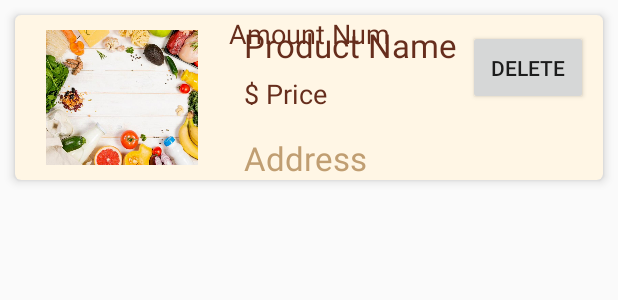
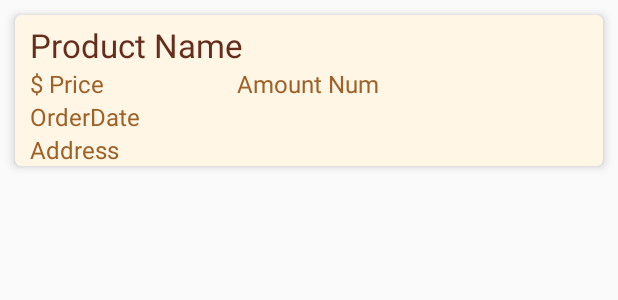
Before and after one commit to giangkhuat/Meal-Kit-delivery-app, an Android app: the layout order_card.xml on its own in the app's theme, with its tools: preview values and no code run, on a phone screen of 412 x 824 dp. Shown: the top 300 px of the screen. Run offline under Robolectric (Android 15) with nearby library versions, the phone set to English and light mode, and no system bars.

Commit message:
fixed various layouts

```diff
--- a/app/src/main/java/com/ait/mealkitdeliveryapp/adapter/orderAdapter.kt
+++ b/app/src/main/java/com/ait/mealkitdeliveryapp/adapter/orderAdapter.kt
@@ -35,9 +35,10 @@ class orderAdapter(private val context: Context?, private val uid: String) : Rec
     override fun onBindViewHolder(holder: ViewHolder, position: Int) {
         var item = orderList.get(holder.adapterPosition)
         holder.orderName.text = item.recipeName.toString()
-        holder.price.text = item.cost.toString()
-        holder.orderAmount.text = item.quantity.toString()
+        holder.price.text = "Cost: " + item.cost.toString()
+        holder.orderAmount.text = "Amt: " + item.quantity.toString()
         holder.address.text = item.address.toString()
+        holder.orderDate.text = "Order Date: " + item.dateOrder
         holder.btnDel.setOnClickListener() {
             // deleteItem(holder.adapterPosition)
         }
@@ -57,6 +58,7 @@ class orderAdapter(private val context: Context?, private val uid: String) : Rec
         var btnDel = itemView.btnDelete
         var orderAmount = itemView.tvAmount
         var address = itemView.tvAddress
+        var orderDate = itemView.tvOrderDate
     }
 
     /*
--- a/app/src/main/java/com/ait/mealkitdeliveryapp/adapter/recipeAdapter.kt
+++ b/app/src/main/java/com/ait/mealkitdeliveryapp/adapter/recipeAdapter.kt
@@ -44,7 +44,7 @@ private val context: Context
 
         holder.tvProduct_name.setText(recipe.name)
         holder.tvDescription.setText(recipe.description)
-        holder.tvPrice.setText(recipe.price.toString())
+        holder.tvPrice.setText("Price: " + recipe.price.toString())
 
         Glide.with(context).load(recipe.imageUri).into(holder.ivImage)
 
--- a/app/src/main/res/layout/activity_meal_details.xml
+++ b/app/src/main/res/layout/activity_meal_details.xml
@@ -40,7 +40,7 @@
         android:layout_height="wrap_content"
         android:layout_gravity="bottom|end"
         android:layout_margin="@dimen/fab_margin"
-        app:srcCompat="@android:drawable/ic_dialog_email"
+        app:srcCompat="@drawable/shopping_cart"
         />
 
 <!--    <com.google.android.material.floatingactionbutton.ExtendedFloatingActionButton-->
--- a/app/src/main/res/layout/fragment_home.xml
+++ b/app/src/main/res/layout/fragment_home.xml
@@ -47,8 +47,8 @@
         android:layout_margin="@dimen/fab_margin"
         app:layout_anchor="@id/app_bar"
         app:layout_anchorGravity="bottom|end"
-        app:srcCompat="@drawable/ic_action_home"
-        app:layout_constraintTop_toBottomOf="@+id/app_bar"
+        app:srcCompat="@drawable/user"
+        app:layout_constraintBottom_toBottomOf="@+id/app_bar"
         app:layout_constraintRight_toRightOf="@+id/app_bar"/>
 
     <TextView
--- a/app/src/main/res/layout/order_card.xml
+++ b/app/src/main/res/layout/order_card.xml
@@ -20,12 +20,14 @@
             android:layout_width="90dp"
             android:layout_height="90dp"
             android:src="@drawable/icon"
-            android:layout_margin="10dp"/>
+            android:layout_margin="10dp"
+            android:visibility="gone"/>
 
-        <RelativeLayout
+        <LinearLayout
             android:layout_weight="3"
             android:layout_width="150dp"
-            android:layout_height="match_parent">
+            android:layout_height="match_parent"
+            android:orientation="vertical">
 
 
             <TextView
@@ -33,63 +35,82 @@
                 android:layout_width="wrap_content"
                 android:layout_height="wrap_content"
                 android:text="Product Name"
-                android:layout_alignParentLeft="true"
                 android:layout_marginLeft="10dp"
                 android:layout_marginTop="5dp"
                 android:textSize="22sp"
                 android:textColor="#662d1c"
                 />
 
+            <LinearLayout
+                android:layout_width="match_parent"
+                android:layout_height="wrap_content"
+                android:orientation="horizontal"
+                android:weightSum="2">
                 <TextView
                     android:id="@+id/tvOrderPrice"
-                android:layout_width="60dp"
-                android:layout_height="20dp"
+                    android:layout_width="wrap_content"
+                    android:layout_height="wrap_content"
                     android:layout_marginLeft="10dp"
-                android:layout_marginTop="5dp"
-                android:layout_marginBottom="5dp"
-                android:layout_alignParentLeft="true"
                     android:text="$ Price"
-                android:textSize="18sp"
+                    android:textSize="16sp"
                     android:layout_below="@+id/tvOrderName"
-                android:textColor="#662d1c"/>
+                    android:textColor="#9e6128"
+                    android:layout_weight="1"/>
 
                 <TextView
                     android:id="@+id/tvAmount"
                     android:layout_width="wrap_content"
                     android:layout_height="wrap_content"
                     android:text="Amount Num"
-                android:textSize="18sp"
-                android:textColor="#662d1c"/>
+                    android:textColor="#9e6128"
+                    android:textSize="16sp"
+                    android:layout_weight="1"/>
+
+
+
+            </LinearLayout>
+
+            <TextView
+                android:id="@+id/tvOrderDate"
+                android:layout_width="wrap_content"
+                android:layout_height="wrap_content"
+                android:text="OrderDate"
+                android:layout_marginLeft="10dp"
+                android:textSize="16sp"
+                android:textColor="#9e6128"
+                android:layout_weight="1"/>
+
+
+
+
 
             <TextView
                 android:id="@+id/tvAddress"
                 android:layout_width="wrap_content"
                 android:layout_height="wrap_content"
                 android:text="Address"
-                android:layout_alignParentBottom="true"
-                android:layout_alignBottom="@id/tvOrderPrice"
                 android:layout_marginLeft="10dp"
-                android:layout_marginTop="5dp"
-                android:textSize="22sp"
-                android:textColor="#c09e72"
+                android:textSize="16sp"
+                android:textColor="#9e6128"
                 />
 
 
             <Button
                 android:id="@+id/btnDelete"
-                android:layout_width="80dp"
-                android:layout_height="50dp"
-                android:layout_alignParentRight="true"
-                android:layout_marginTop="10dp"
+                android:layout_width="wrap_content"
+                android:layout_height="wrap_content"
                 android:layout_marginRight="10dp"
-                android:text="Delete"
-
-                android:layout_alignRight="@+id/tvOrderName"
+                android:layout_marginBottom="10dp"
+                android:text="Cancel"
+                android:visibility="gone"
+                android:layout_weight="1"
                 />
 
 
 
-        </RelativeLayout>
+
+
+        </LinearLayout>
 
 
     </LinearLayout>
--- a/app/src/main/res/values/colors.xml
+++ b/app/src/main/res/values/colors.xml
@@ -1,6 +1,6 @@
 <?xml version="1.0" encoding="utf-8"?>
 <resources>
-    <color name="colorPrimary">#008577</color>
-    <color name="colorPrimaryDark">#9e6228</color>
-    <color name="colorAccent">#D81B60</color>
+    <color name="colorPrimary">#9e6128</color>
+    <color name="colorPrimaryDark">#6b3700</color>
+    <color name="colorAccent">#d38f54</color>
 </resources>
```
Also changed, not shown: app/src/main/res/drawable-hdpi/shopping_cart.png (added), app/src/main/res/drawable-hdpi/user.png (added), app/src/main/res/drawable-mdpi/shopping_cart.png (added), app/src/main/res/drawable-mdpi/user.png (added), app/src/main/res/drawable-xhdpi/shopping_cart.png (added), app/src/main/res/drawable-xhdpi/user.png (added), app/src/main/res/drawable-xxhdpi/shopping_cart.png (added), app/src/main/res/drawable-xxhdpi/user.png (added), app/src/main/res/drawable-xxxhdpi/shopping_cart.png (added), app/src/main/res/drawable-xxxhdpi/user.png (added). Lines whose indentation alone changed are shown as unchanged.
